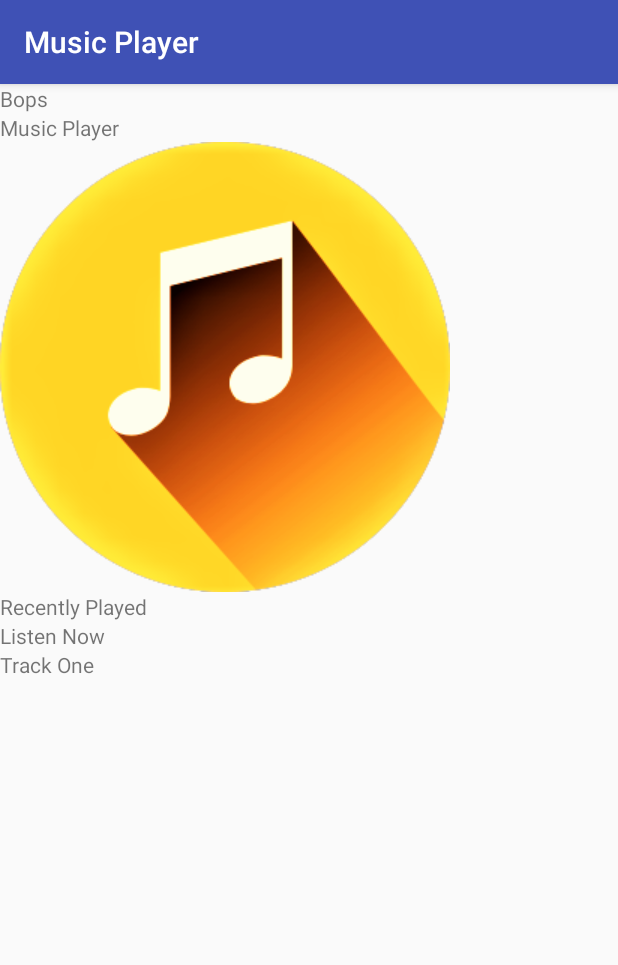
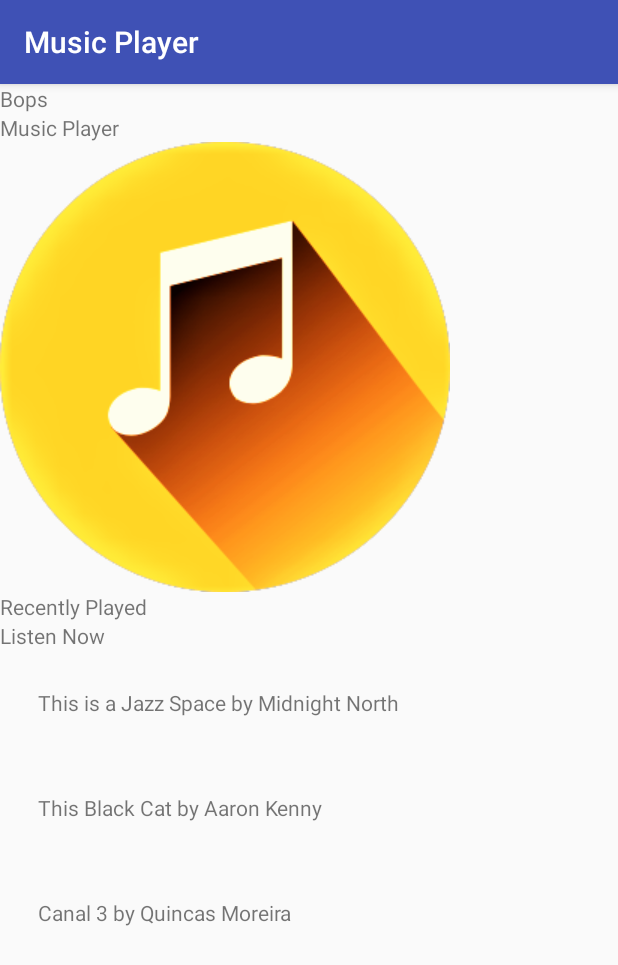
Before and after one commit to MoLeighJackson/MusicPlayer, an Android app: the screen it shows after launch (MainActivity), on a phone screen of 412 x 824 dp. Shown: the top 965 px of the screen. Run offline under Robolectric (Android 15) with nearby library versions, the phone set to English and light mode, and no system bars.

```diff
--- a/app/src/main/java/com/example/moleigh/musicplayer/MainActivity.java
+++ b/app/src/main/java/com/example/moleigh/musicplayer/MainActivity.java
@@ -14,6 +14,9 @@ public class MainActivity extends AppCompatActivity {
         super.onCreate(savedInstanceState);
         setContentView(R.layout.activity_main);
 
+
+
+
 // code for now playing screen
         TextView playTrack = (TextView) findViewById(R.id.track_name);
         playTrack.setOnClickListener(new View.OnClickListener() {
@@ -24,7 +27,27 @@ public class MainActivity extends AppCompatActivity {
             }
         });
 
-// code for recently played screen
+
+        TextView playTrack2 = (TextView) findViewById(R.id.track_name2);
+        playTrack2.setOnClickListener(new View.OnClickListener() {
+            @Override
+            public void onClick(View view) {
+                Intent playSongIntent = new Intent(MainActivity.this, NowPlayingActivity.class);
+                startActivity(playSongIntent);
+            }
+        });
+
+        TextView playTrack3 = (TextView) findViewById(R.id.track_name3);
+        playTrack3.setOnClickListener(new View.OnClickListener() {
+            @Override
+            public void onClick(View view) {
+                Intent playSongIntent = new Intent(MainActivity.this, NowPlayingActivity.class);
+                startActivity(playSongIntent);
+            }
+        });
+
+
+        // code for recently played screen
         TextView playedRecently = (TextView) findViewById(R.id.recently_played);
         playedRecently.setOnClickListener(new View.OnClickListener() {
             @Override
@@ -33,6 +56,7 @@ public class MainActivity extends AppCompatActivity {
                 startActivity(showRecentlyPlayedScreen);
             }
         });
+
+
+    }
 }
-
-}
--- a/app/src/main/java/com/example/moleigh/musicplayer/NowPlayingActivity.java
+++ b/app/src/main/java/com/example/moleigh/musicplayer/NowPlayingActivity.java
@@ -5,6 +5,8 @@ import android.support.v7.app.AppCompatActivity;
 import android.os.Bundle;
 import android.view.View;
 import android.widget.TextView;
+
+import org.w3c.dom.Text;
 
 public class NowPlayingActivity extends AppCompatActivity {
 
@@ -22,5 +24,9 @@ public class NowPlayingActivity extends AppCompatActivity {
                 startActivity(showRecentlyPlayedScreen);
             }
         });
+
+        TextView nameArtist = (TextView) findViewById(R.id.current_track);
+        nameArtist.setText("Hello world");
     }
+
 }
--- a/app/src/main/res/layout/activity_main.xml
+++ b/app/src/main/res/layout/activity_main.xml
@@ -47,9 +47,26 @@
     <TextView
         android:id="@+id/track_name"
         android:layout_width="wrap_content"
+        android:padding="25dp"
         android:layout_height="wrap_content"
         android:layout_below="@id/listen_now"
-        android:text="Track One" />
+        android:text="This is a Jazz Space by Midnight North" />
+
+    <TextView
+        android:id="@+id/track_name2"
+        android:padding="25dp"
+        android:layout_width="wrap_content"
+        android:layout_height="wrap_content"
+        android:layout_below="@id/track_name"
+        android:text="This Black Cat by Aaron Kenny" />
+
+    <TextView
+        android:id="@+id/track_name3"
+        android:padding="25dp"
+        android:layout_width="wrap_content"
+        android:layout_height="wrap_content"
+        android:layout_below="@id/track_name2"
+        android:text="Canal 3 by Quincas Moreira" />
 
 
 </RelativeLayout>
--- a/app/src/main/res/layout/activity_now_playing.xml
+++ b/app/src/main/res/layout/activity_now_playing.xml
@@ -25,7 +25,6 @@
         android:id="@+id/current_track"
         android:layout_width="match_parent"
         android:layout_height="match_parent"
-        android:text="Now Playing - Track Title by Artist"
         android:layout_below="@id/album_art"/>
 
     <LinearLayout
```
